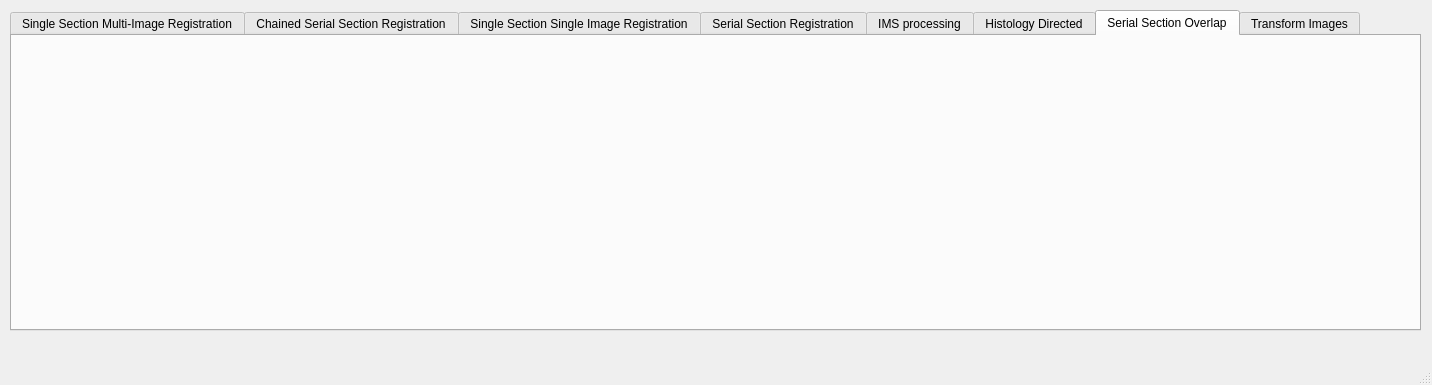
This is regToolboxMSRC/GUI/MSRC_toolbox_v0_3.ui in NHPatterson/regToolboxMSRC as Qt 5 draws it before an edit. The edited form follows.
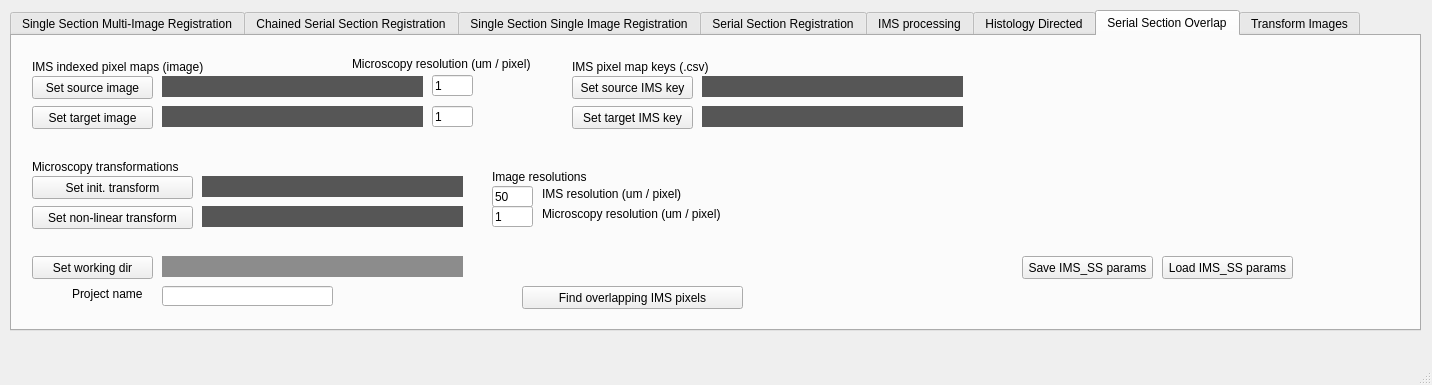
This is the edited form.

Commit message: updated GUI, added serial section overlap functionality

Diff of the .ui file:
```diff
--- a/regToolboxMSRC/GUI/MSRC_toolbox_v0_3.ui
+++ b/regToolboxMSRC/GUI/MSRC_toolbox_v0_3.ui
@@ -2195,6 +2195,440 @@
      <attribute name="title">
       <string>Serial Section Overlap</string>
      </attribute>
+     <widget class="QPushButton" name="IMS_SS_button_source">
+      <property name="geometry">
+       <rect>
+        <x>20</x>
+        <y>40</y>
+        <width>121</width>
+        <height>23</height>
+       </rect>
+      </property>
+      <property name="text">
+       <string>Set source image</string>
+      </property>
+     </widget>
+     <widget class="QPushButton" name="IMS_SS_button_target">
+      <property name="geometry">
+       <rect>
+        <x>20</x>
+        <y>70</y>
+        <width>121</width>
+        <height>23</height>
+       </rect>
+      </property>
+      <property name="text">
+       <string>Set target image</string>
+      </property>
+     </widget>
+     <widget class="QLineEdit" name="IMS_SS_tgt_reso">
+      <property name="geometry">
+       <rect>
+        <x>420</x>
+        <y>70</y>
+        <width>41</width>
+        <height>21</height>
+       </rect>
+      </property>
+      <property name="text">
+       <string>1</string>
+      </property>
+     </widget>
+     <widget class="QLabel" name="IMS_SS_textbox_source">
+      <property name="geometry">
+       <rect>
+        <x>150</x>
+        <y>40</y>
+        <width>261</width>
+        <height>21</height>
+       </rect>
+      </property>
+      <property name="styleSheet">
+       <string notr="true">background-color: rgb(86, 86, 86);
+font: italic 8pt &quot;Arial&quot;;
+color: rgb(255, 255, 255);</string>
+      </property>
+      <property name="text">
+       <string/>
+      </property>
+     </widget>
+     <widget class="QLineEdit" name="IMS_SS_src_reso">
+      <property name="geometry">
+       <rect>
+        <x>420</x>
+        <y>39</y>
+        <width>41</width>
+        <height>21</height>
+       </rect>
+      </property>
+      <property name="text">
+       <string>1</string>
+      </property>
+     </widget>
+     <widget class="QLabel" name="IMS_SS_textbox_target">
+      <property name="geometry">
+       <rect>
+        <x>150</x>
+        <y>70</y>
+        <width>261</width>
+        <height>21</height>
+       </rect>
+      </property>
+      <property name="styleSheet">
+       <string notr="true">background-color: rgb(86, 86, 86);
+font: italic 8pt &quot;Arial&quot;;
+color: rgb(255, 255, 255);</string>
+      </property>
+      <property name="text">
+       <string/>
+      </property>
+     </widget>
+     <widget class="QPushButton" name="IMS_SS_button_init_tform">
+      <property name="geometry">
+       <rect>
+        <x>20</x>
+        <y>140</y>
+        <width>161</width>
+        <height>23</height>
+       </rect>
+      </property>
+      <property name="text">
+       <string>Set init. transform</string>
+      </property>
+     </widget>
+     <widget class="QLabel" name="IMS_SS_textbox_init_tform">
+      <property name="geometry">
+       <rect>
+        <x>190</x>
+        <y>140</y>
+        <width>261</width>
+        <height>21</height>
+       </rect>
+      </property>
+      <property name="styleSheet">
+       <string notr="true">background-color: rgb(86, 86, 86);
+font: italic 8pt &quot;Arial&quot;;
+color: rgb(255, 255, 255);</string>
+      </property>
+      <property name="text">
+       <string/>
+      </property>
+     </widget>
+     <widget class="QLabel" name="IMS_SS_textbox_nl_tform">
+      <property name="geometry">
+       <rect>
+        <x>190</x>
+        <y>170</y>
+        <width>261</width>
+        <height>21</height>
+       </rect>
+      </property>
+      <property name="styleSheet">
+       <string notr="true">background-color: rgb(86, 86, 86);
+font: italic 8pt &quot;Arial&quot;;
+color: rgb(255, 255, 255);</string>
+      </property>
+      <property name="text">
+       <string/>
+      </property>
+     </widget>
+     <widget class="QPushButton" name="IMS_SS_button_nl_tform">
+      <property name="geometry">
+       <rect>
+        <x>20</x>
+        <y>170</y>
+        <width>161</width>
+        <height>23</height>
+       </rect>
+      </property>
+      <property name="text">
+       <string>Set non-linear transform</string>
+      </property>
+     </widget>
+     <widget class="QLabel" name="IMS_SS_textbox_wd">
+      <property name="geometry">
+       <rect>
+        <x>150</x>
+        <y>220</y>
+        <width>301</width>
+        <height>21</height>
+       </rect>
+      </property>
+      <property name="styleSheet">
+       <string notr="true">background-color: rgb(140, 140, 140);
+color: rgb(255, 255, 255);
+font: 75 8pt &quot;Arial&quot;;</string>
+      </property>
+      <property name="text">
+       <string/>
+      </property>
+     </widget>
+     <widget class="QPushButton" name="IMS_SS_button_wd">
+      <property name="geometry">
+       <rect>
+        <x>20</x>
+        <y>220</y>
+        <width>121</width>
+        <height>23</height>
+       </rect>
+      </property>
+      <property name="text">
+       <string>Set working dir</string>
+      </property>
+     </widget>
+     <widget class="QLineEdit" name="IMS_SS_textbox_fn">
+      <property name="geometry">
+       <rect>
+        <x>150</x>
+        <y>250</y>
+        <width>171</width>
+        <height>20</height>
+       </rect>
+      </property>
+     </widget>
+     <widget class="QLabel" name="IMS_SS_project_name_overhead">
+      <property name="geometry">
+       <rect>
+        <x>60</x>
+        <y>250</y>
+        <width>81</width>
+        <height>16</height>
+       </rect>
+      </property>
+      <property name="text">
+       <string>Project name</string>
+      </property>
+     </widget>
+     <widget class="QPushButton" name="IMS_SS_button_overlap">
+      <property name="geometry">
+       <rect>
+        <x>510</x>
+        <y>250</y>
+        <width>221</width>
+        <height>23</height>
+       </rect>
+      </property>
+      <property name="text">
+       <string>Find overlapping IMS pixels</string>
+      </property>
+     </widget>
+     <widget class="QLineEdit" name="IMS_SS_micro_reso">
+      <property name="geometry">
+       <rect>
+        <x>480</x>
+        <y>170</y>
+        <width>41</width>
+        <height>21</height>
+       </rect>
+      </property>
+      <property name="text">
+       <string>1</string>
+      </property>
+     </widget>
+     <widget class="QLabel" name="IMS_SS_im_res_label">
+      <property name="geometry">
+       <rect>
+        <x>530</x>
+        <y>150</y>
+        <width>171</width>
+        <height>16</height>
+       </rect>
+      </property>
+      <property name="text">
+       <string>IMS resolution (um / pixel)</string>
+      </property>
+     </widget>
+     <widget class="QLineEdit" name="IMS_SS_ims_reso">
+      <property name="geometry">
+       <rect>
+        <x>480</x>
+        <y>150</y>
+        <width>41</width>
+        <height>21</height>
+       </rect>
+      </property>
+      <property name="text">
+       <string>50</string>
+      </property>
+     </widget>
+     <widget class="QLabel" name="IMS_SS_micro_res_label">
+      <property name="geometry">
+       <rect>
+        <x>530</x>
+        <y>170</y>
+        <width>211</width>
+        <height>16</height>
+       </rect>
+      </property>
+      <property name="text">
+       <string>Microscopy resolution (um / pixel)</string>
+      </property>
+     </widget>
+     <widget class="QLabel" name="IMS_SS_pmaps_input">
+      <property name="geometry">
+       <rect>
+        <x>20</x>
+        <y>20</y>
+        <width>271</width>
+        <height>21</height>
+       </rect>
+      </property>
+      <property name="styleSheet">
+       <string notr="true">font: 12pt &quot;MS Shell Dlg 2&quot;;</string>
+      </property>
+      <property name="text">
+       <string>IMS indexed pixel maps (image)</string>
+      </property>
+     </widget>
+     <widget class="QLabel" name="IMS_SS_tform_overhead">
+      <property name="geometry">
+       <rect>
+        <x>20</x>
+        <y>120</y>
+        <width>411</width>
+        <height>21</height>
+       </rect>
+      </property>
+      <property name="styleSheet">
+       <string notr="true">font: 12pt &quot;MS Shell Dlg 2&quot;;</string>
+      </property>
+      <property name="text">
+       <string>Microscopy transformations</string>
+      </property>
+     </widget>
+     <widget class="QLabel" name="IMS_SS_img_res_overhead">
+      <property name="geometry">
+       <rect>
+        <x>480</x>
+        <y>130</y>
+        <width>231</width>
+        <height>21</height>
+       </rect>
+      </property>
+      <property name="styleSheet">
+       <string notr="true">font: 12pt &quot;MS Shell Dlg 2&quot;;</string>
+      </property>
+      <property name="text">
+       <string>Image resolutions</string>
+      </property>
+     </widget>
+     <widget class="QLabel" name="IMS_SS_keys_overhead">
+      <property name="geometry">
+       <rect>
+        <x>560</x>
+        <y>20</y>
+        <width>211</width>
+        <height>21</height>
+       </rect>
+      </property>
+      <property name="styleSheet">
+       <string notr="true">font: 12pt &quot;MS Shell Dlg 2&quot;;</string>
+      </property>
+      <property name="text">
+       <string>IMS pixel map keys (.csv)</string>
+      </property>
+     </widget>
+     <widget class="QPushButton" name="IMS_SS_button_source_key">
+      <property name="geometry">
+       <rect>
+        <x>560</x>
+        <y>40</y>
+        <width>121</width>
+        <height>23</height>
+       </rect>
+      </property>
+      <property name="text">
+       <string>Set source IMS key</string>
+      </property>
+     </widget>
+     <widget class="QLabel" name="IMS_SS_textbox_source_key">
+      <property name="geometry">
+       <rect>
+        <x>690</x>
+        <y>40</y>
+        <width>261</width>
+        <height>21</height>
+       </rect>
+      </property>
+      <property name="styleSheet">
+       <string notr="true">background-color: rgb(86, 86, 86);
+font: italic 8pt &quot;Arial&quot;;
+color: rgb(255, 255, 255);</string>
+      </property>
+      <property name="text">
+       <string/>
+      </property>
+     </widget>
+     <widget class="QLabel" name="IMS_SS_textbox_target_key">
+      <property name="geometry">
+       <rect>
+        <x>690</x>
+        <y>70</y>
+        <width>261</width>
+        <height>21</height>
+       </rect>
+      </property>
+      <property name="styleSheet">
+       <string notr="true">background-color: rgb(86, 86, 86);
+font: italic 8pt &quot;Arial&quot;;
+color: rgb(255, 255, 255);</string>
+      </property>
+      <property name="text">
+       <string/>
+      </property>
+     </widget>
+     <widget class="QPushButton" name="IMS_SS_button_target_key">
+      <property name="geometry">
+       <rect>
+        <x>560</x>
+        <y>70</y>
+        <width>121</width>
+        <height>23</height>
+       </rect>
+      </property>
+      <property name="text">
+       <string>Set target IMS key</string>
+      </property>
+     </widget>
+     <widget class="QLabel" name="IMS_SS_micro_res_label_2">
+      <property name="geometry">
+       <rect>
+        <x>340</x>
+        <y>20</y>
+        <width>211</width>
+        <height>16</height>
+       </rect>
+      </property>
+      <property name="text">
+       <string>Microscopy resolution (um / pixel)</string>
+      </property>
+     </widget>
+     <widget class="QPushButton" name="IMS_SS_save_params">
+      <property name="geometry">
+       <rect>
+        <x>1010</x>
+        <y>220</y>
+        <width>131</width>
+        <height>23</height>
+       </rect>
+      </property>
+      <property name="text">
+       <string>Save IMS_SS params</string>
+      </property>
+     </widget>
+     <widget class="QPushButton" name="IMS_SS_load_params">
+      <property name="geometry">
+       <rect>
+        <x>1150</x>
+        <y>220</y>
+        <width>131</width>
+        <height>23</height>
+       </rect>
+      </property>
+      <property name="text">
+       <string>Load IMS_SS params</string>
+      </property>
+     </widget>
     </widget>
     <widget class="QWidget" name="TformImg">
      <attribute name="title">
```
Left out of the diff: 2 changed lines with no effect on the pictures. The commit also changes 4 other files.
